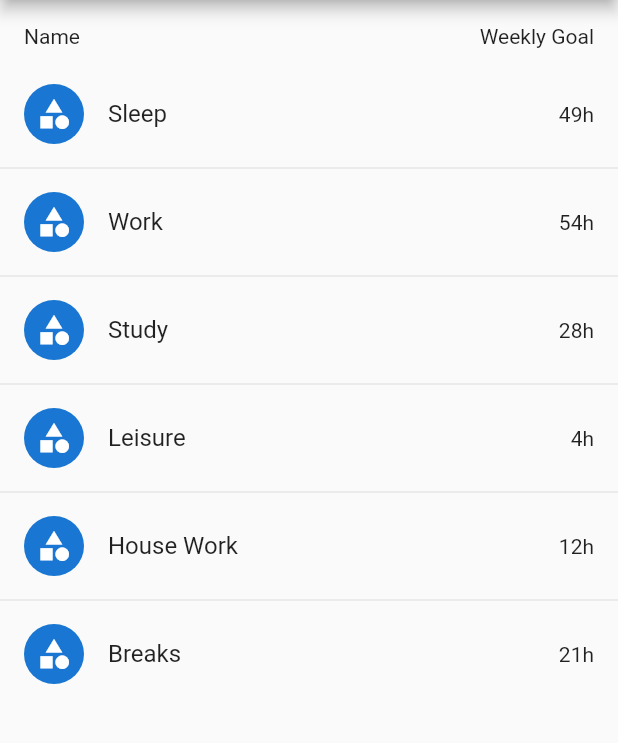
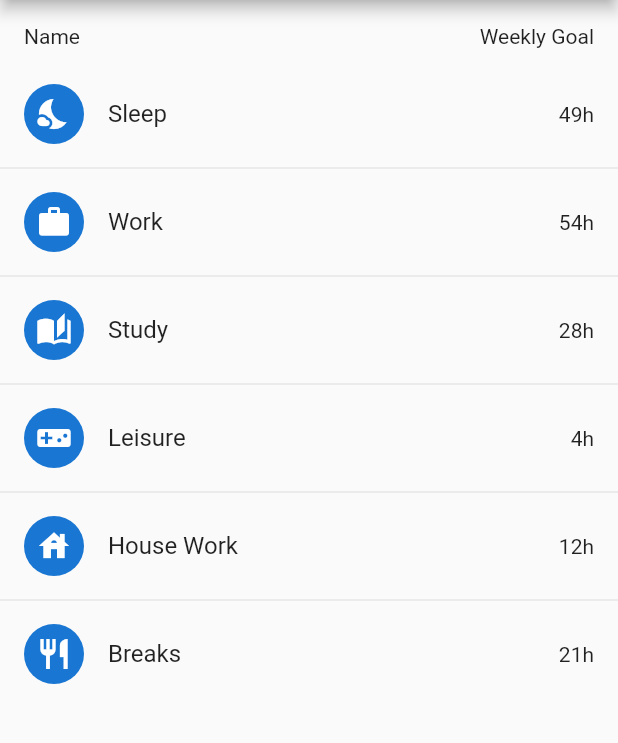
Before and after one commit to felipemvitor/time-tracker-app, a Flutter app: the CategoriesScreen screen opened by its route, on a phone screen of 412 x 824 dp, the part 84-827 px from its top. Run offline on Flutter 3.47's test engine with Material 2 defaults, Android fonts, the phone set to English and light mode, and no system bars.

Commit message:
Applied category icons.

```diff
--- a/assets/data/categories.json
+++ b/assets/data/categories.json
@@ -3,36 +3,42 @@
     "id": 1,
     "name": "Sleep",
     "weeklyGoal": 49,
-    "wowGoalMultiplier": 2.0
+    "wowGoalMultiplier": 2.0,
+    "icon": 49
   },
   {
     "id": 2,
     "name": "Work",
     "weeklyGoal": 54,
-    "wowGoalMultiplier": 2.0
+    "wowGoalMultiplier": 2.0,
+    "icon": 46
   },
   {
     "id": 3,
     "name": "Study",
     "weeklyGoal": 28,
-    "wowGoalMultiplier": 2.0
+    "wowGoalMultiplier": 2.0,
+    "icon": 36
   },
   {
     "id": 4,
     "name": "Leisure",
     "weeklyGoal": 4,
-    "wowGoalMultiplier": 2.0
+    "wowGoalMultiplier": 2.0,
+    "icon": 50
   },
   {
     "id": 5,
     "name": "House Work",
     "weeklyGoal": 12,
-    "wowGoalMultiplier": 2.0
+    "wowGoalMultiplier": 2.0,
+    "icon": 51
   },
   {
     "id": 6,
     "name": "Breaks",
     "weeklyGoal": 21,
-    "wowGoalMultiplier": 2.0
+    "wowGoalMultiplier": 2.0,
+    "icon": 48
   }
 ]
--- a/lib/model/Category.dart
+++ b/lib/model/Category.dart
@@ -1,10 +1,14 @@
+import '../model/enum/CategoryIcon.dart';
+
 class Category {
   int id;
   String name;
   int weeklyGoal;
   double wowGoalMultiplier;
+  CategoryIcon icon;
 
-  Category(this.id, this.name, this.weeklyGoal, this.wowGoalMultiplier);
+  Category(
+      this.id, this.name, this.weeklyGoal, this.wowGoalMultiplier, this.icon);
 
   @override
   String toString() {
@@ -13,6 +17,6 @@ class Category {
 
   factory Category.fromJson(dynamic json) {
     return Category(json['id'], json['name'], json['weeklyGoal'],
-        json['wowGoalMultiplier']);
+        json['wowGoalMultiplier'], CategoryIcon.getElementAt(json['icon']));
   }
 }
--- a/lib/model/enum/CategoryIcon.dart
+++ b/lib/model/enum/CategoryIcon.dart
@@ -95,11 +95,19 @@ class CategoryIcon<int, String> extends Enum<int, String, IconData> {
       const CategoryIcon(45, "wine_bar", Icons.wine_bar);
   static const CategoryIcon WORK = const CategoryIcon(46, "work", Icons.work);
   static const CategoryIcon WORKSPACES_FILLED =
-      const CategoryIcon(47, "", Icons.workspaces_filled);
+      const CategoryIcon(47, "workspaces_filled", Icons.workspaces_filled);
+  static const CategoryIcon RESTAURANT =
+      const CategoryIcon(48, "restaurant", Icons.restaurant);
+  static const CategoryIcon NIGHTS_STAY =
+      const CategoryIcon(49, "nights_stay", Icons.nights_stay);
+  static const CategoryIcon VIDEO_GAME_ASSET =
+      const CategoryIcon(50, "video_game_asset", Icons.videogame_asset);
+  static const CategoryIcon HOUSE =
+      const CategoryIcon(51, "house", Icons.house);
+  static const CategoryIcon HOME = const CategoryIcon(52, "home", Icons.home);
+  static const CategoryIcon BOOK = const CategoryIcon(53, "book", Icons.book);
 
-  @override
-  List<CategoryIcon> values() {
-    return [
+  static List<CategoryIcon> values = [
     DASHBOARD,
     STAR,
     CATEGORY,
@@ -147,24 +155,35 @@ class CategoryIcon<int, String> extends Enum<int, String, IconData> {
     WHATS_HOT,
     WINE_BAR,
     WORK,
-      WORKSPACES_FILLED
+    WORKSPACES_FILLED,
+    RESTAURANT,
+    NIGHTS_STAY,
+    VIDEO_GAME_ASSET,
+    HOUSE,
+    HOME,
+    BOOK
   ];
+
+  @override
+  static List<CategoryIcon> getValues() {
+    return values;
   }
 
   @override
   bool equals(Enum e) {
     return index == e.index;
   }
+
+  static getElementAt(id) {
+    if (id == null || id < 0 || id > values.length) return null;
+    return values[id];
+  }
 }
 
 abstract class Enum<int, String, IconData> {
   final int index;
   final String name;
-  final IconData icon;
+  final IconData data;
 
-  const Enum(this.index, this.name, this.icon);
-
-  List<Enum> values();
-
-  bool equals(Enum e);
+  const Enum(this.index, this.name, this.data);
 }
--- a/lib/screens/categories/CategoriesScreen.dart
+++ b/lib/screens/categories/CategoriesScreen.dart
@@ -50,7 +50,7 @@ class _CategoriesScreenState extends State<CategoriesScreen> {
               child: ListView.separated(
             itemCount: _categories.length,
             itemBuilder: (BuildContext context, int index) {
-              return CategoryItem(_categories[index], Icons.category);
+              return CategoryItem(_categories[index]);
             },
             separatorBuilder: (BuildContext context, int index) {
               return const Divider();
--- a/lib/screens/categories/components/CategoryItem.dart
+++ b/lib/screens/categories/components/CategoryItem.dart
@@ -5,9 +5,8 @@ import '../../../util/DateTimeFormatter.dart';
 
 class CategoryItem extends StatelessWidget {
   final Category category;
-  final IconData icon;
 
-  CategoryItem(this.category, this.icon);
+  CategoryItem(this.category);
 
   @override
   Widget build(BuildContext context) {
@@ -15,7 +14,7 @@ class CategoryItem extends StatelessWidget {
       title: Text(category.name),
       // subtitle: Text(this.category.weeklyGoal.toString()),
       leading: CircleAvatar(
-        child: Icon(icon),
+        child: category.icon != null ? Icon(category.icon.data) : null,
       ),
       trailing: Text(DateTimeFormatter.formatDuration(category.weeklyGoal)),
     );
```
Lines whose indentation alone changed are shown as unchanged.
